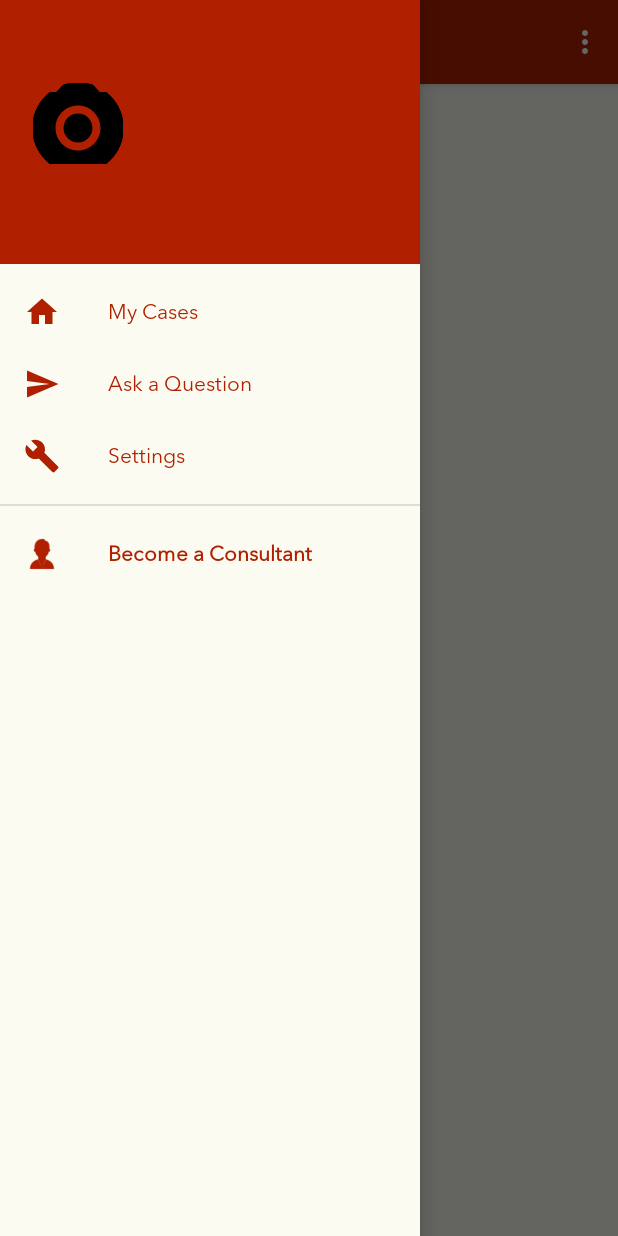
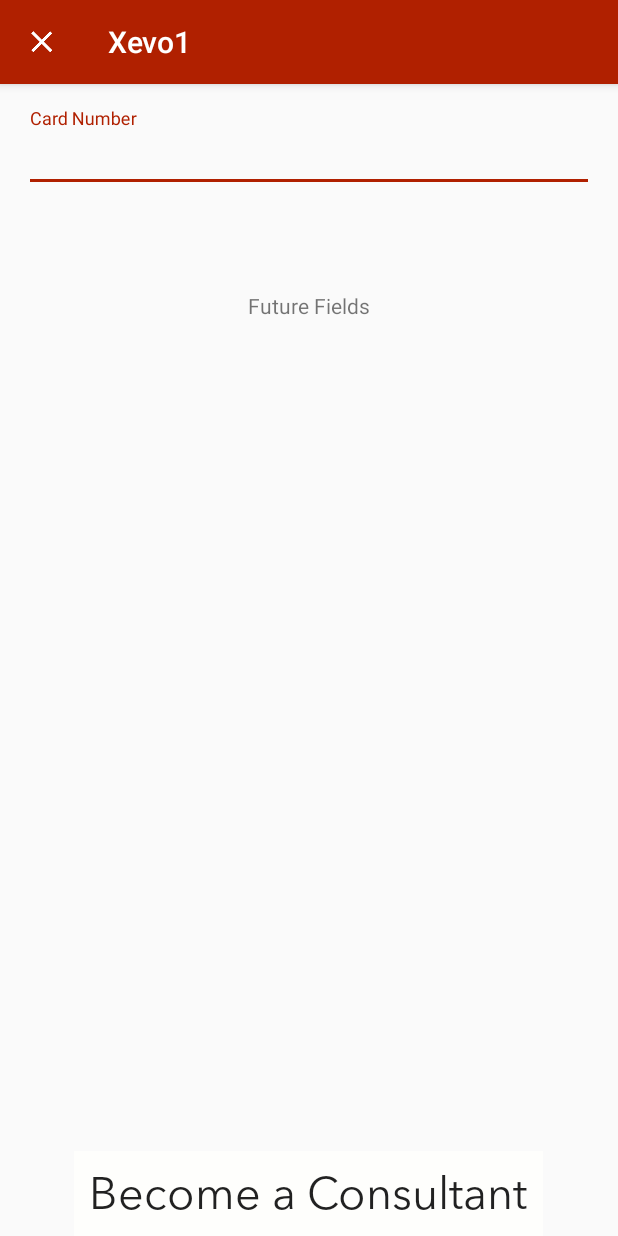
Before and after one commit to aditink/Xevo1, an Android app: the screen it shows after launch once a user with an empty profile is signed in (Main before the commit, ConsultantRegistrationActivity after it), in the side drawer, after a tap on "Become a Consultant", on a phone screen of 412 x 824 dp. Run offline under Robolectric (Android 15) with nearby library versions, the phone set to English and light mode, and no system bars; our stand-ins replace Firebase (no records; nobody signed in at launch, a user with empty details on screens opened directly); pictures from the network do not load.

Commit message:
rudimentary but working consultant registration

```diff
--- a/Xevo1/app/build.gradle
+++ b/Xevo1/app/build.gradle
@@ -61,4 +61,5 @@ dependencies {
 }
 
 
+
 apply plugin: 'com.google.gms.google-services'
--- /dev/null
+++ b/Xevo1/app/src/main/java/xevo/xevo1/ConsultantRegistrationActivity.kt
@@ -0,0 +1,64 @@
+package xevo.xevo1
+
+import android.annotation.TargetApi
+import android.app.Activity
+import android.content.Intent
+import android.content.res.Resources
+import android.support.v7.app.AppCompatActivity
+import android.os.Bundle
+import android.support.design.widget.TextInputEditText
+import android.view.View
+import com.google.firebase.auth.FirebaseAuth
+import com.google.firebase.database.DatabaseReference
+import com.google.firebase.database.FirebaseDatabase
+import kotlinx.android.synthetic.main.activity_consultant_registration.*
+import kotlinx.android.synthetic.main.content_consultant_registration.*
+import xevo.xevo1.models.ConsultantApplication
+
+class ConsultantRegistrationActivity : AppCompatActivity() {
+
+    override fun onCreate(savedInstanceState: Bundle?) {
+        super.onCreate(savedInstanceState)
+        setContentView(R.layout.activity_consultant_registration)
+
+        // add close button
+        setSupportActionBar(consultantRegistrationToolbar)
+        @TargetApi(21)
+        consultantRegistrationToolbar.navigationIcon = getDrawable(R.drawable.ic_close_white_24dp)
+        consultantRegistrationToolbar.setNavigationOnClickListener { _ ->
+            returnResult(Activity.RESULT_CANCELED)
+        }
+
+        consultantApplyButton.setOnClickListener(ConsultantApplyButtonClickListener(resources, cardNumberInput, this))
+    }
+
+    override fun onBackPressed() {
+//        super.onBackPressed()
+        returnResult(Activity.RESULT_CANCELED)
+    }
+
+    private fun returnResult(result: Int) {
+        setResult(result, Intent())
+        finish()
+    }
+
+    class ConsultantApplyButtonClickListener(val resources: Resources, val input: TextInputEditText, val activity: ConsultantRegistrationActivity) : View.OnClickListener {
+        override fun onClick(view: View?) {
+            val userId = FirebaseAuth.getInstance().currentUser!!.uid
+            val ref = FirebaseDatabase.getInstance().reference
+            ref.child(resources.getString(R.string.db_pending_app) + userId).setValue(ConsultantApplication(input.text.toString()), { error, dataRef ->
+                if (error != null) {
+                    println(error.code)
+                    println(error.message)
+                    activity.returnResult(Activity.RESULT_CANCELED)
+                } else {
+                    activity.returnResult(Activity.RESULT_OK)
+                }
+            })
+
+            ref.child(resources.getString(R.string.db_users) + userId + "/isConsultant/").setValue(1)
+
+        }
+
+    }
+}
--- a/Xevo1/app/src/main/java/xevo/xevo1/Main.kt
+++ b/Xevo1/app/src/main/java/xevo/xevo1/Main.kt
@@ -29,10 +29,12 @@ import xevo.xevo1.R.id.collapse_toolbar
 import xevo.xevo1.Util.ResourceTransformation
 import java.util.*
 import android.R.id.edit
+import android.app.Activity
 import com.google.firebase.database.DataSnapshot
 import com.google.firebase.database.DatabaseError
 import com.google.firebase.database.ValueEventListener
 import kotlinx.android.synthetic.main.activity_main.*
+import xevo.xevo1.enums.Consultant
 
 /**
  * Main Activity. We go here after the login screen and this handles
@@ -58,6 +60,8 @@ class Main : AppCompatActivity(),
     lateinit var database : FirebaseDatabase
     val userId = FirebaseAuth.getInstance().currentUser!!.uid
 
+    private val ACTIVITY_CONSULTANT_APPLICATION = 1
+
     override fun onCreate(savedInstanceState: Bundle?) {
         super.onCreate(savedInstanceState)
         setContentView(R.layout.activity_main)
@@ -65,8 +69,7 @@ class Main : AppCompatActivity(),
         //TODO: Check availability of google play services
         database = FirebaseDatabase.getInstance()
 
-        var myRef = database.getReference(getString(R.string.db_users) + userId)
-        //myRef.setValue(User())
+        val myRef = database.reference
 
         refreshMessageToken()
 
@@ -95,22 +98,28 @@ class Main : AppCompatActivity(),
             view.imageView.setImageURI(ResourceTransformation.drawableToUri(resources, R.drawable.ic_menu_camera))
         }
 
-        updateIsConsultant(false)
-        myRef.child("isConsultant/").addValueEventListener(object : ValueEventListener {
+        updateIsConsultant(Consultant.NONE)
+        myRef.child("Users/%s/isConsultant/".format(userId)).addValueEventListener(object : ValueEventListener {
             override fun onDataChange(dataSnapshot: DataSnapshot?) {
-                val isConsultant = dataSnapshot!!.getValue(Boolean::class.java)
-                if (isConsultant != null)
-                    updateIsConsultant(isConsultant)
+                val isConsultant = dataSnapshot!!.getValue(Int::class.java)
+                if (isConsultant != null) {
+                    when(isConsultant) {
+                        0 -> updateIsConsultant(Consultant.NONE)
+                        1 -> updateIsConsultant(Consultant.PENDING)
+                        2 -> updateIsConsultant(Consultant.VERIFIED)
+                    }
+                }
             }
 
             override fun onCancelled(error: DatabaseError?) {}
         })
 
+
         // fab listener
         newCaseButton.setOnClickListener { _ -> onAddPressed() }
 
         // used to update the toolbar when the appbar is retracted
-        appBarLayout.addOnOffsetChangedListener { layout, verticalOffset ->
+        appBarLayout.addOnOffsetChangedListener { _, _ ->
             invalidateOptionsMenu()
             appBarExpanded = newCaseButton.visibility == View.VISIBLE
         }
@@ -184,16 +193,27 @@ class Main : AppCompatActivity(),
             }
 
             R.id.nav_answer_question -> {
-//                setFragment(ConsultantQuestionList.newInstance(), true)
                 setFragment(AnswerCategoryFragment.newInstance(), true)
             }
 
             R.id.nav_register_as_consultant -> {
-                //TODO create consultant registration form
+                startActivityForResult(Intent(this, ConsultantRegistrationActivity::class.java), ACTIVITY_CONSULTANT_APPLICATION)
             }
         }
 
         return true
+    }
+
+    override fun onActivityResult(requestCode: Int, resultCode: Int, data: Intent) {
+        super.onActivityResult(requestCode, resultCode, data)
+        when(requestCode) {
+            ACTIVITY_CONSULTANT_APPLICATION -> {
+                when(resultCode) {
+                    Activity.RESULT_OK -> updateIsConsultant(Consultant.PENDING)
+                    else -> updateIsConsultant(Consultant.NONE)
+                }
+            }
+        }
     }
 
     override fun onFragmentInteraction() {
@@ -226,7 +246,7 @@ class Main : AppCompatActivity(),
 //        startActivity(intent)
     }
 
-    private fun updateIsConsultant(isConsultant: Boolean) {
+    private fun updateIsConsultant(isConsultant: Consultant) {
 //        if (isConsultant) {
 //            nav_view.menu.setGroupVisible(R.id.is_consultant, true)
 //            nav_view.menu.setGroupVisible(R.id.is_not_consultant, false)
@@ -238,10 +258,23 @@ class Main : AppCompatActivity(),
 //            nav_view.menu.setGroupVisible(R.id.is_not_consultant, true)
 //        }
 
-        nav_view.menu.setGroupVisible(R.id.is_consultant, isConsultant)
-        nav_view.menu.setGroupVisible(R.id.is_not_consultant, !isConsultant)
-
-
+        when(isConsultant) {
+            Consultant.NONE -> {
+                nav_view.menu.setGroupVisible(R.id.is_consultant, false)
+                nav_view.menu.setGroupVisible(R.id.is_not_consultant, true)
+                nav_view.menu.setGroupVisible(R.id.is_pending_consultant, false)
+            }
+            Consultant.PENDING -> {
+                nav_view.menu.setGroupVisible(R.id.is_consultant, false)
+                nav_view.menu.setGroupVisible(R.id.is_not_consultant, false)
+                nav_view.menu.setGroupVisible(R.id.is_pending_consultant, true)
+            }
+            Consultant.VERIFIED -> {
+                nav_view.menu.setGroupVisible(R.id.is_consultant, true)
+                nav_view.menu.setGroupVisible(R.id.is_not_consultant, false)
+                nav_view.menu.setGroupVisible(R.id.is_pending_consultant, false)
+            }
+        }
     }
 
     /**
@@ -276,20 +309,4 @@ class Main : AppCompatActivity(),
         appBarLayout.setExpanded(frag.expandable, true)
         drawPlus = frag.expandable
     }
-
-    /**
-     * Calls the same method in [CaseListFragment] to
-     * handle choosing a profile picture. This currently
-     * causes a crash so this will probably need to be changed.
-     */
-    override fun onActivityResult(requestCode: Int, resultCode: Int, data: Intent) {
-        super.onActivityResult(requestCode, resultCode, data)
-        val fragments = supportFragmentManager.fragments
-        if (fragments != null) {
-            for (f in fragments) {
-                if (f is CaseListFragment)
-                    (f as? CaseListFragment)?.onActivityResult(requestCode, resultCode, data)
-            }
-        }
-    }
 }
--- a/Xevo1/app/src/main/java/xevo/xevo1/RegisterActivity.kt
+++ b/Xevo1/app/src/main/java/xevo/xevo1/RegisterActivity.kt
@@ -194,7 +194,7 @@ class RegisterActivity : AppCompatActivity(), LoaderCallbacks<Cursor> {
     }
 
     private fun addUserToDb() {
-        var user : User = User("", email.text.toString(), false, first_name.text.toString(),
+        val user : User = User("", email.text.toString(), 0, first_name.text.toString(),
                 last_name.text.toString(), null, FirebaseAuth.getInstance().currentUser!!.uid,
                 "")
         val ref : DatabaseReference = FirebaseDatabase.getInstance().getReference(
--- /dev/null
+++ b/Xevo1/app/src/main/java/xevo/xevo1/enums/Consultant.kt
@@ -0,0 +1,10 @@
+package xevo.xevo1.enums
+
+/**
+ * Created by samthomas on 1/18/18.
+ */
+public enum class Consultant {
+    NONE,     // 0
+    PENDING,  // 1
+    VERIFIED  // 2
+}
--- /dev/null
+++ b/Xevo1/app/src/main/res/layout/activity_consultant_registration.xml
@@ -0,0 +1,29 @@
+<?xml version="1.0" encoding="utf-8"?>
+<LinearLayout xmlns:android="http://schemas.android.com/apk/res/android"
+    xmlns:app="http://schemas.android.com/apk/res-auto"
+    xmlns:tools="http://schemas.android.com/tools"
+    android:layout_width="match_parent"
+    android:layout_height="match_parent"
+    android:orientation="vertical"
+    tools:context="xevo.xevo1.ConsultantRegistrationActivity">
+
+    <android.support.design.widget.AppBarLayout
+        android:layout_width="match_parent"
+        android:layout_height="wrap_content"
+        android:theme="@style/AppTheme.NoActionBar">
+
+        <android.support.v7.widget.Toolbar
+            android:id="@+id/consultantRegistrationToolbar"
+            android:layout_width="match_parent"
+            android:layout_height="?attr/actionBarSize"
+            android:background="?attr/colorPrimary"
+            app:popupTheme="@style/AppTheme.PopupOverlay"
+            app:titleTextColor="@android:color/white">
+
+        </android.support.v7.widget.Toolbar>
+
+    </android.support.design.widget.AppBarLayout>
+
+    <include layout="@layout/content_consultant_registration" />
+
+</LinearLayout>
--- /dev/null
+++ b/Xevo1/app/src/main/res/layout/content_consultant_registration.xml
@@ -0,0 +1,38 @@
+<?xml version="1.0" encoding="utf-8"?>
+<RelativeLayout
+    xmlns:android="http://schemas.android.com/apk/res/android"
+    android:layout_width="match_parent"
+    android:layout_height="match_parent">
+
+    <android.support.design.widget.TextInputLayout
+        android:id="@+id/cardNumberView"
+        android:layout_width="match_parent"
+        android:layout_height="wrap_content"
+        android:layout_margin="16dp">
+
+        <android.support.design.widget.TextInputEditText
+            android:id="@+id/cardNumberInput"
+            android:layout_width="match_parent"
+            android:layout_height="wrap_content"
+            android:hint="Card Number"
+            android:inputType="number" />
+    </android.support.design.widget.TextInputLayout>
+
+    <TextView
+        android:id="@+id/textView"
+        android:layout_width="wrap_content"
+        android:layout_height="wrap_content"
+        android:layout_below="@+id/cardNumberView"
+        android:layout_centerHorizontal="true"
+        android:layout_marginTop="50dp"
+        android:text="Future Fields" />
+
+    <Button
+        android:id="@+id/consultantApplyButton"
+        android:layout_width="wrap_content"
+        android:layout_height="wrap_content"
+        android:layout_alignParentBottom="true"
+        android:layout_centerHorizontal="true"
+        android:text="Become a Consultant" />
+
+</RelativeLayout>
--- a/Xevo1/app/src/main/res/values/strings.xml
+++ b/Xevo1/app/src/main/res/values/strings.xml
@@ -55,6 +55,7 @@
     <!--Navigation Related Strings-->
     <string name="nav_case_list">My Cases</string>
     <string name="nav_become_consultant">Become a Consultant</string>
+    <string name="nav_pending_consultant">Application Pending</string>
     <string name="nav_answer_case">Answer a Case</string>
     <string name="nav_question">Ask a Question</string>
     <string name="nav_settings">Settings</string>
@@ -80,6 +81,7 @@
     <string name="db_questions">Questions/</string>
     <string name="db_answers">Answers/</string>
     <string name="db_subjects">Subjects</string>
+    <string name="db_pending_app">PendingApplications/</string>
 
     <string name="select_subject">Select Subject</string>
     <string name="default_notification_channel_id">XevoChannel</string>
```
Also changed, not shown: Xevo1/app/src/main/AndroidManifest.xml (+5 -2 lines), Xevo1/app/src/main/java/xevo/xevo1/Database/DatabaseModels/User.java (+4 -4 lines), Xevo1/app/src/main/java/xevo/xevo1/models/ConsultantApplication.kt (added, +8 -0 lines), Xevo1/app/src/main/res/menu/activity_choose_question_drawer.xml (+18 -4 lines).
